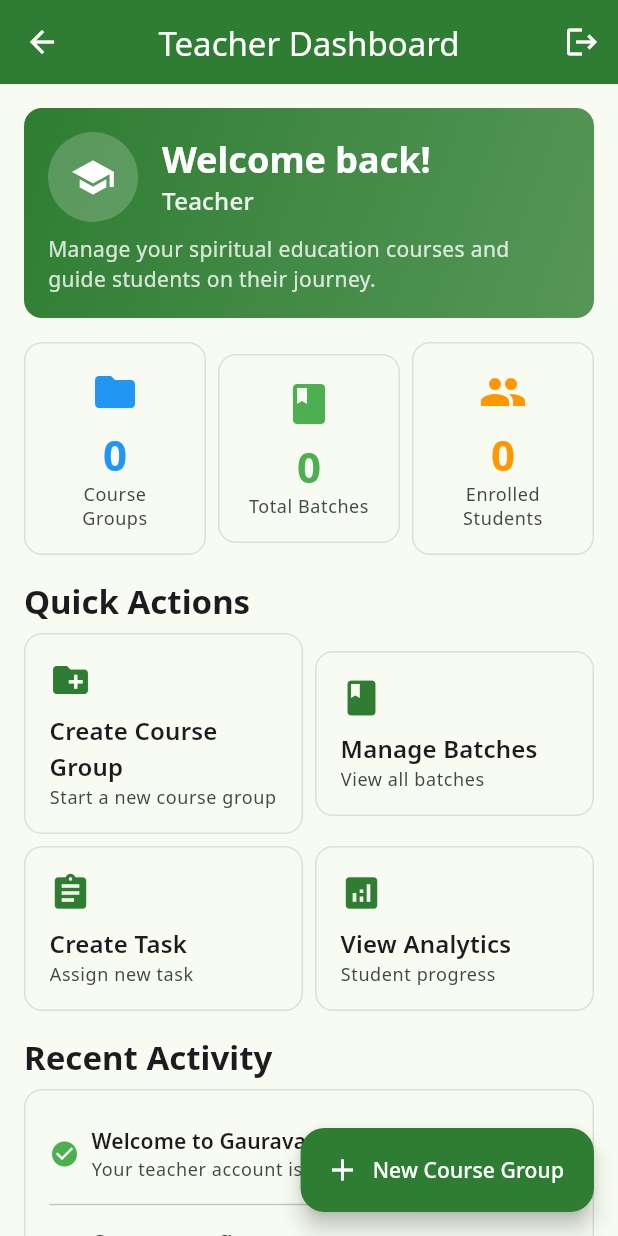
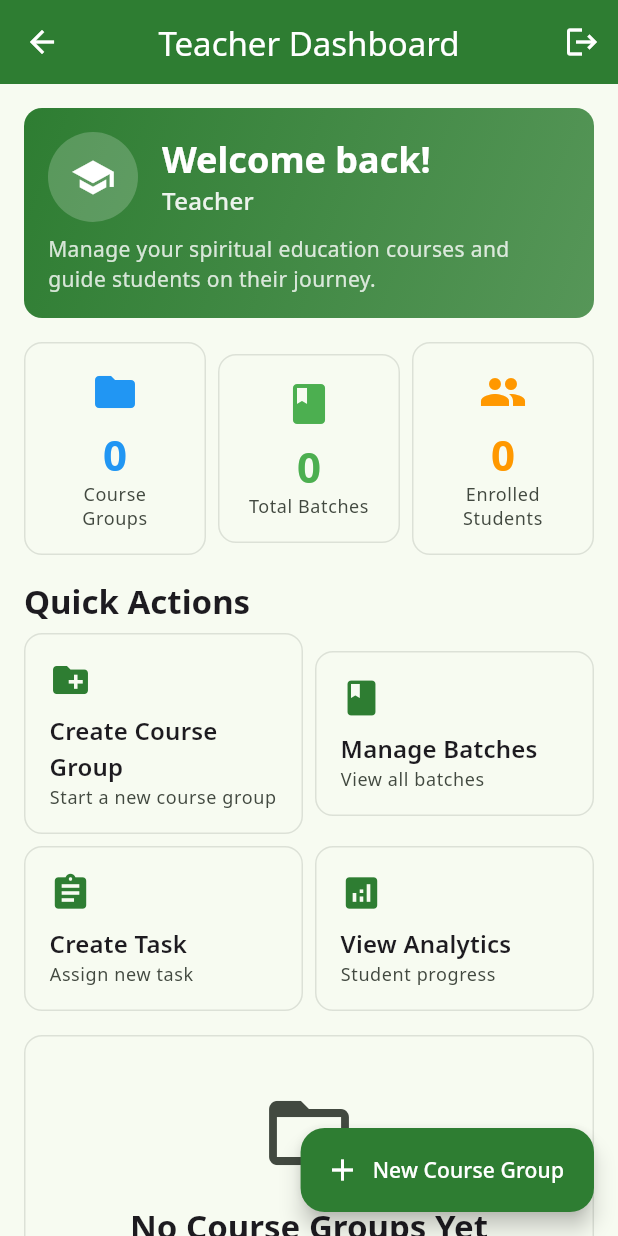
Before and after one commit to ItsArupSaha/give-app, a Flutter app: the TeacherDashboard screen opened directly, on a phone screen of 412 x 824 dp. Run offline on Flutter 3.47's test engine with Material 3 defaults, Android fonts, the light colour scheme and no system bars; our stand-ins replace cloud_firestore, country_code_picker, firebase_auth, firebase_core, firebase_storage, google_fonts; accounts and stored records are empty.

Commit message:
course group is not syncing and creating properly.

```diff
--- a/lib/providers/batch_provider.dart
+++ b/lib/providers/batch_provider.dart
@@ -35,6 +35,7 @@ class BatchProvider with ChangeNotifier {
     try {
       await _firestoreService.createBatch(batch);
       _clearError();
+      // The real-time listener will automatically update the list
       return true;
     } catch (e) {
       _setError('Failed to create batch: ${e.toString()}');
--- a/lib/screens/teacher/create_course_group_screen.dart
+++ b/lib/screens/teacher/create_course_group_screen.dart
@@ -2,6 +2,7 @@ import 'package:flutter/material.dart';
 import 'package:provider/provider.dart';
 import '../../providers/user_provider.dart';
 import '../../providers/course_group_provider.dart';
+import '../../providers/stats_provider.dart';
 import '../../models/course_group.dart';
 import '../../constants/app_constants.dart';
 import '../../utils/helpers.dart';
@@ -269,6 +270,10 @@ class _CreateCourseGroupScreenState extends State<CreateCourseGroupScreen> {
         final success = await courseGroupProvider.createCourseGroup(courseGroup);
 
         if (success && mounted) {
+          // Refresh stats in the dashboard
+          final statsProvider = Provider.of<StatsProvider>(context, listen: false);
+          await statsProvider.refreshStats(userProvider.currentUser!.id);
+
           ScaffoldMessenger.of(context).showSnackBar(
             SnackBar(
               content: Text('Course group "${courseGroup.name}" created successfully!'),
--- a/lib/screens/teacher/teacher_dashboard.dart
+++ b/lib/screens/teacher/teacher_dashboard.dart
@@ -6,6 +6,7 @@ import '../../providers/course_group_provider.dart';
 import '../../providers/stats_provider.dart';
 import 'course_groups_screen.dart';
 import 'create_course_group_screen.dart';
+import 'batch_management_screen.dart';
 
 class TeacherDashboard extends StatefulWidget {
   const TeacherDashboard({super.key});
@@ -27,8 +28,20 @@ class _TeacherDashboardState extends State<TeacherDashboard> {
     final userProvider = Provider.of<UserProvider>(context, listen: false);
 
     if (userProvider.currentUser != null) {
-      await courseGroupProvider.loadCourseGroups(userProvider.currentUser!.id);
-      await statsProvider.loadStatsForTeacher(userProvider.currentUser!.id);
+      // Load data in parallel for better performance
+      await Future.wait([
+        courseGroupProvider.loadCourseGroups(userProvider.currentUser!.id),
+        statsProvider.loadStatsForTeacher(userProvider.currentUser!.id),
+      ]);
+    }
+  }
+
+  Future<void> _refreshStats() async {
+    final statsProvider = Provider.of<StatsProvider>(context, listen: false);
+    final userProvider = Provider.of<UserProvider>(context, listen: false);
+
+    if (userProvider.currentUser != null) {
+      await statsProvider.refreshStats(userProvider.currentUser!.id);
     }
   }
 
@@ -64,10 +77,6 @@ class _TeacherDashboardState extends State<TeacherDashboard> {
 
               // Quick Actions
               _buildQuickActions(),
-              const SizedBox(height: AppConstants.defaultPadding),
-
-              // Recent Activity
-              _buildRecentActivity(),
               const SizedBox(height: AppConstants.defaultPadding),
 
               // Course Groups Overview
@@ -158,6 +167,42 @@ class _TeacherDashboardState extends State<TeacherDashboard> {
   Widget _buildQuickStats() {
     return Consumer2<CourseGroupProvider, StatsProvider>(
       builder: (context, courseGroupProvider, statsProvider, child) {
+        // Show loading state if either provider is loading
+        if (courseGroupProvider.isLoading || statsProvider.isLoading) {
+          return Container(
+            height: 120,
+            child: const Center(
+              child: CircularProgressIndicator(),
+            ),
+          );
+        }
+
+        // Show error state if there's an error
+        if (courseGroupProvider.error != null || statsProvider.error != null) {
+          return Container(
+            height: 120,
+            child: Center(
+              child: Column(
+                mainAxisAlignment: MainAxisAlignment.center,
+                children: [
+                  Icon(
+                    Icons.error_outline,
+                    color: Theme.of(context).colorScheme.error,
+                    size: 32,
+                  ),
+                  const SizedBox(height: 8),
+                  Text(
+                    'Failed to load stats',
+                    style: Theme.of(context).textTheme.bodyMedium?.copyWith(
+                      color: Theme.of(context).colorScheme.error,
+                    ),
+                  ),
+                ],
+              ),
+            ),
+          );
+        }
+
         return Row(
           children: [
             Expanded(
@@ -252,7 +297,7 @@ class _TeacherDashboardState extends State<TeacherDashboard> {
                 'Manage Batches',
                 'View all batches',
                 Icons.class_,
-                () => _navigateToCourseGroups(),
+                () => _navigateToBatchManagement(),
               ),
             ),
           ],
@@ -319,79 +364,6 @@ class _TeacherDashboardState extends State<TeacherDashboard> {
     );
   }
 
-  Widget _buildRecentActivity() {
-    return Column(
-      crossAxisAlignment: CrossAxisAlignment.start,
-      children: [
-        Text(
-          'Recent Activity',
-          style: Theme.of(context).textTheme.titleLarge?.copyWith(
-            fontWeight: FontWeight.bold,
-          ),
-        ),
-        const SizedBox(height: AppConstants.smallPadding),
-        Container(
-          width: double.infinity,
-          padding: const EdgeInsets.all(AppConstants.defaultPadding),
-          decoration: BoxDecoration(
-            color: Theme.of(context).colorScheme.surface,
-            borderRadius: BorderRadius.circular(AppConstants.borderRadius),
-            border: Border.all(
-              color: Theme.of(context).colorScheme.outline.withValues(alpha: 0.2),
-            ),
-          ),
-          child: Column(
-            children: [
-              _buildActivityItem(
-                'Welcome to Gauravanai Institute',
-                'Your teacher account is ready',
-                Icons.check_circle,
-                Colors.green,
-              ),
-              const Divider(),
-              _buildActivityItem(
-                'Create your first course group',
-                'Start organizing your spiritual education courses',
-                Icons.lightbulb,
-                Colors.orange,
-              ),
-            ],
-          ),
-        ),
-      ],
-    );
-  }
-
-  Widget _buildActivityItem(String title, String subtitle, IconData icon, Color color) {
-    return Padding(
-      padding: const EdgeInsets.symmetric(vertical: AppConstants.smallPadding),
-      child: Row(
-        children: [
-          Icon(icon, color: color, size: 20),
-          const SizedBox(width: AppConstants.smallPadding),
-          Expanded(
-            child: Column(
-              crossAxisAlignment: CrossAxisAlignment.start,
-              children: [
-                Text(
-                  title,
-                  style: Theme.of(context).textTheme.titleSmall?.copyWith(
-                    fontWeight: FontWeight.w600,
-                  ),
-                ),
-                Text(
-                  subtitle,
-                  style: Theme.of(context).textTheme.bodySmall?.copyWith(
-                    color: Theme.of(context).colorScheme.onSurfaceVariant,
-                  ),
-                ),
-              ],
-            ),
-          ),
-        ],
-      ),
-    );
-  }
 
   Widget _buildCourseGroupsOverview() {
     return Consumer<CourseGroupProvider>(
@@ -535,6 +507,14 @@ class _TeacherDashboardState extends State<TeacherDashboard> {
     );
   }
 
+  void _navigateToBatchManagement() {
+    Navigator.of(context).push(
+      MaterialPageRoute(
+        builder: (context) => const BatchManagementScreen(),
+      ),
+    );
+  }
+
   void _showComingSoon(String feature) {
     ScaffoldMessenger.of(context).showSnackBar(
       SnackBar(
```
Also changed, not shown: lib/providers/course_group_provider.dart (+8 -0 lines), lib/providers/stats_provider.dart (+8 -5 lines), lib/screens/teacher/batch_management_screen.dart (added, +405 -0 lines), lib/services/firestore_service.dart (+77 -27 lines).
